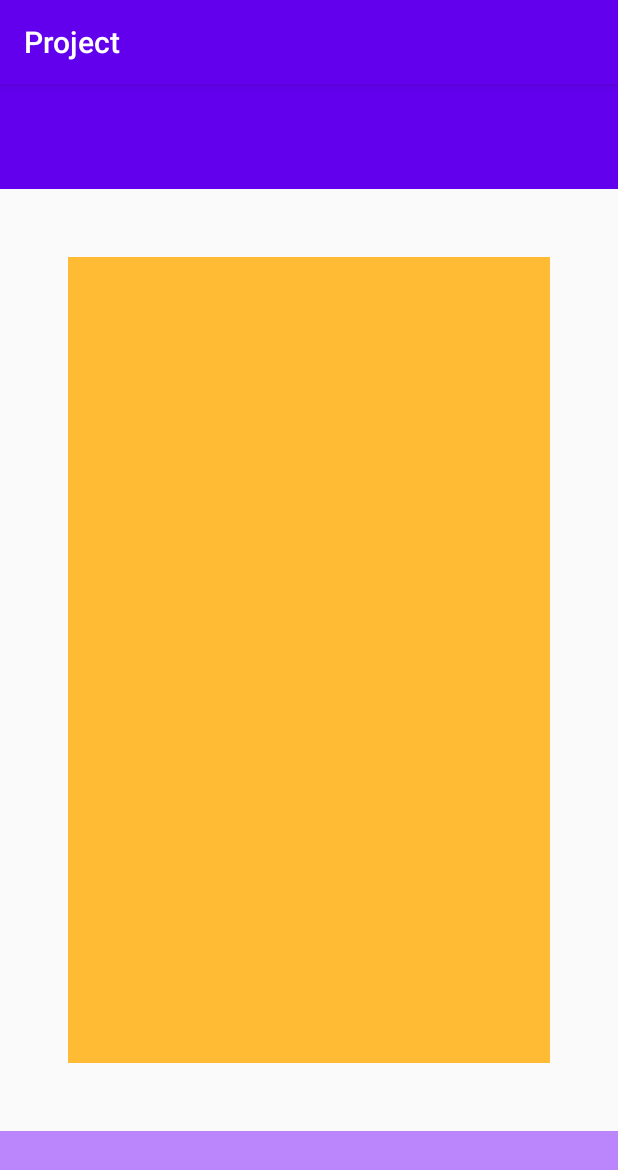
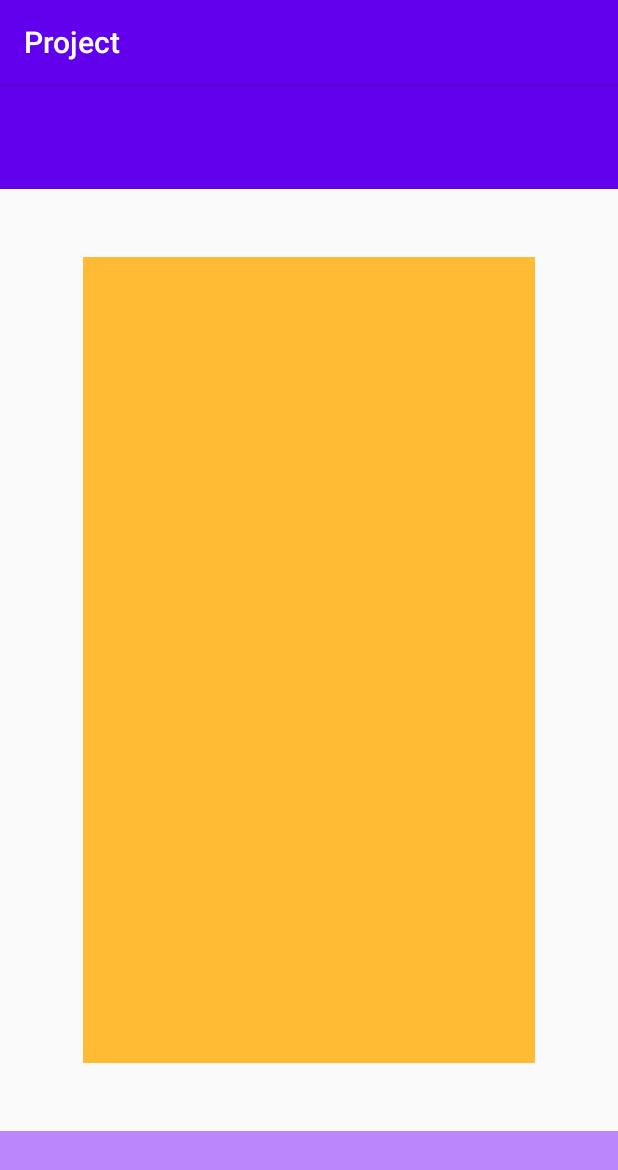
Before and after one commit to liza7676/ProjectSF, an Android app: the screen it shows after launch (MainActivity), on a phone screen of 412 x 824 dp. Shown: the top 1170 px of the screen. Run offline under Robolectric (Android 15) with nearby library versions, the phone set to English and light mode, and no system bars.

Commit message:
Изменены горизонтальные отступы

```diff
--- a/app/src/main/res/layout/activity_main.xml
+++ b/app/src/main/res/layout/activity_main.xml
@@ -10,8 +10,8 @@
     <LinearLayout
         android:layout_width="0dp"
         android:layout_height="0dp"
-        android:layout_marginStart="45dp"
-        android:layout_marginEnd="45dp"
+        android:layout_marginStart="55dp"
+        android:layout_marginEnd="55dp"
         android:layout_marginTop="45dp"
         android:layout_marginBottom="45dp"
         android:background="@color/yello"
```
